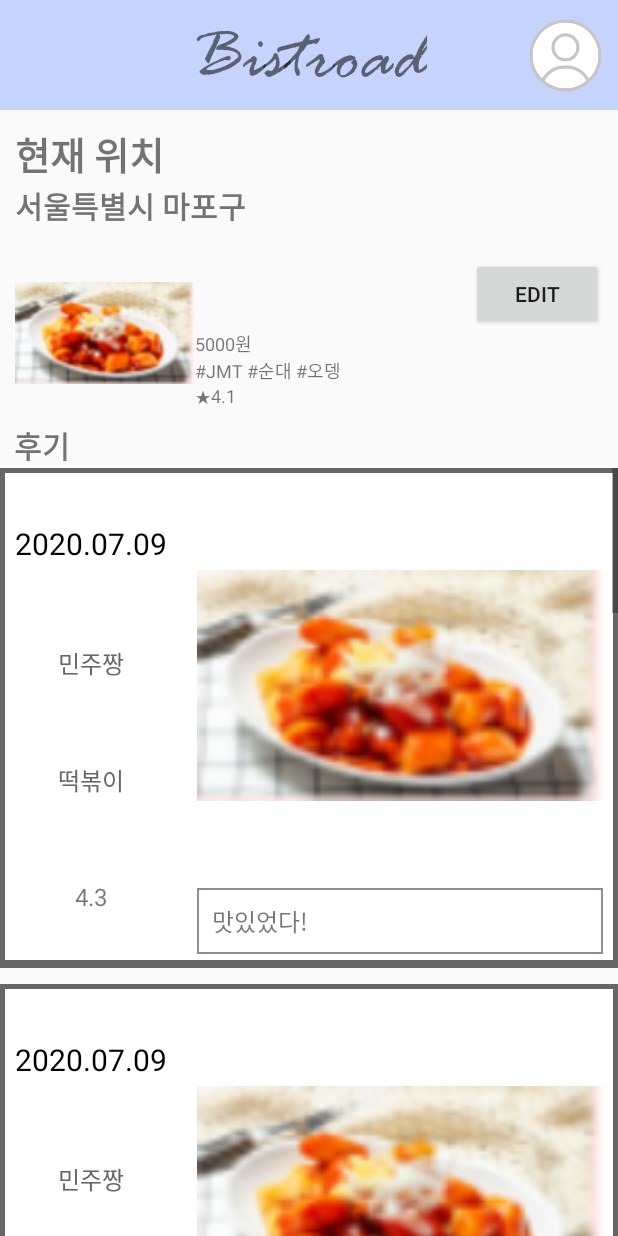
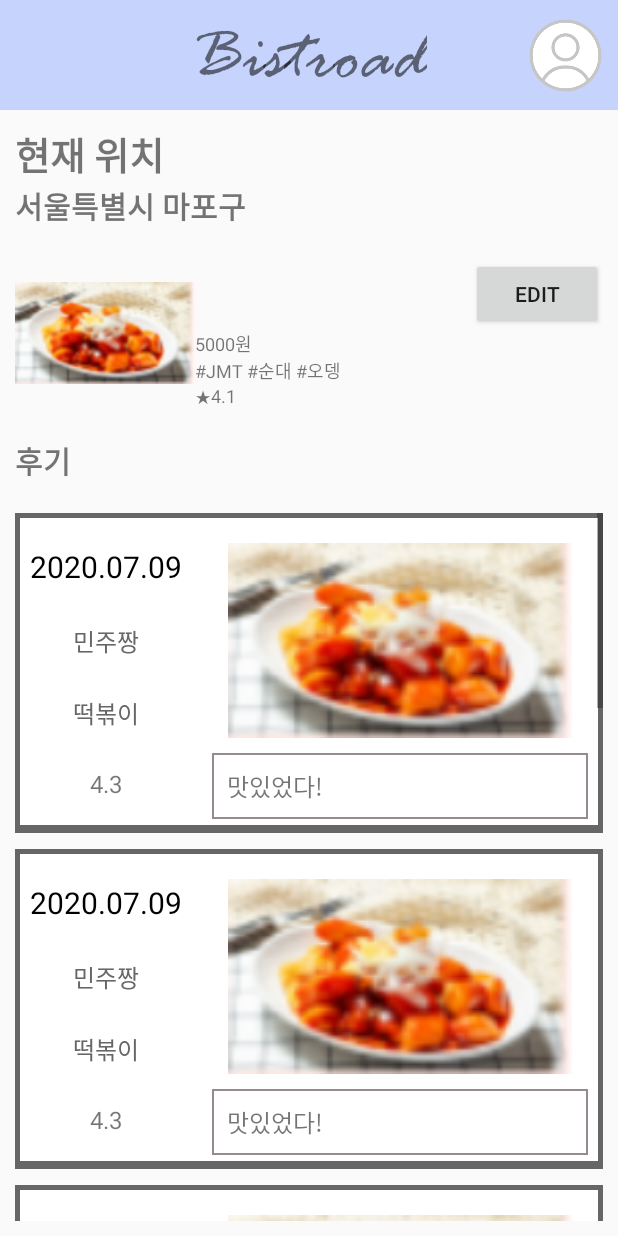
Before and after one commit to Yaneodoo/Bistroad_Application, an Android app: the ShowMenuInfo screen opened directly, with no data from a screen before it, on a phone screen of 412 x 824 dp. Run offline under Robolectric (Android 15) with nearby library versions, the phone set to English and light mode, and no system bars.

```diff
--- a/app/src/main/java/com/example/yaneodoo/Customer/ShowCustomerBistroList.java
+++ b/app/src/main/java/com/example/yaneodoo/Customer/ShowCustomerBistroList.java
@@ -36,9 +36,9 @@ public class ShowCustomerBistroList extends AppCompatActivity {
 
         // 아이템 추가 예시
         adapter.addItem(ContextCompat.getDrawable(this, R.drawable.tteokbokki), "레드 175", "서울시 동작구", "#짜장 #짬뽕");
-        adapter.addItem(ContextCompat.getDrawable(this, R.drawable.tteokbokki), "레드 175", "서울시 동작구", "#짜장 #짬뽕");
-        adapter.addItem(ContextCompat.getDrawable(this, R.drawable.tteokbokki), "레드 175", "서울시 동작구", "#짜장 #짬뽕");
-        adapter.addItem(ContextCompat.getDrawable(this, R.drawable.tteokbokki), "레드 175", "서울시 동작구", "#짜장 #짬뽕");
+        adapter.addItem(ContextCompat.getDrawable(this, R.drawable.accepted), "레드 175", "서울시 동작구", "#짜장 #짬뽕");
+        adapter.addItem(ContextCompat.getDrawable(this, R.drawable.mypage), "레드 175", "서울시 동작구", "#짜장 #짬뽕");
+        adapter.addItem(ContextCompat.getDrawable(this, R.drawable.img_upload), "레드 175", "서울시 동작구", "#짜장 #짬뽕");
         adapter.addItem(ContextCompat.getDrawable(this, R.drawable.tteokbokki), "레드 175", "서울시 동작구", "#짜장 #짬뽕");
         adapter.addItem(ContextCompat.getDrawable(this, R.drawable.tteokbokki), "레드 175", "서울시 동작구", "#짜장 #짬뽕");
         adapter.addItem(ContextCompat.getDrawable(this, R.drawable.tteokbokki), "레드 175", "서울시 동작구", "#짜장 #짬뽕");
--- a/app/src/main/res/layout/bistro_listview_item.xml
+++ b/app/src/main/res/layout/bistro_listview_item.xml
@@ -6,10 +6,10 @@
     android:background="@drawable/list_item_border">
 
     <ImageView
+        android:layout_gravity="center"
         android:id="@+id/bistro_imgView"
         android:layout_width="150dp"
-        android:layout_height="match_parent"
-        android:layout_weight="1"
+        android:layout_height="125dp"
         android:paddingTop="10dp"
         android:paddingLeft="10dp"
         android:paddingRight="10dp"
--- a/app/src/main/res/layout/menu_info.xml
+++ b/app/src/main/res/layout/menu_info.xml
@@ -110,13 +110,21 @@
         android:layout_width="match_parent"
         android:layout_height="wrap_content"
         android:textStyle="bold"
-        android:text="  후기"
+        android:paddingTop="10dp"
+        android:paddingLeft="10dp"
+        android:paddingRight="10dp"
+        android:paddingBottom="10dp"
+        android:text="후기"
         android:textSize="20dp"/>
 
     <ListView
         android:id="@+id/review_list_view"
         android:layout_width="match_parent"
         android:layout_height="wrap_content"
+        android:paddingTop="10dp"
+        android:paddingLeft="10dp"
+        android:paddingRight="10dp"
+        android:paddingBottom="10dp"
         android:dividerHeight="10dp"
         android:divider="#00000000"/>
 </LinearLayout>
--- a/app/src/main/res/layout/review_listview_item.xml
+++ b/app/src/main/res/layout/review_listview_item.xml
@@ -62,7 +62,7 @@
         <ImageView
             android:id="@+id/review_imgView"
             android:layout_width="match_parent"
-            android:layout_height="270dp"
+            android:layout_height="150dp"
             android:layout_weight="2"
             android:scaleType="fitCenter"
             android:paddingTop="10dp"
```
